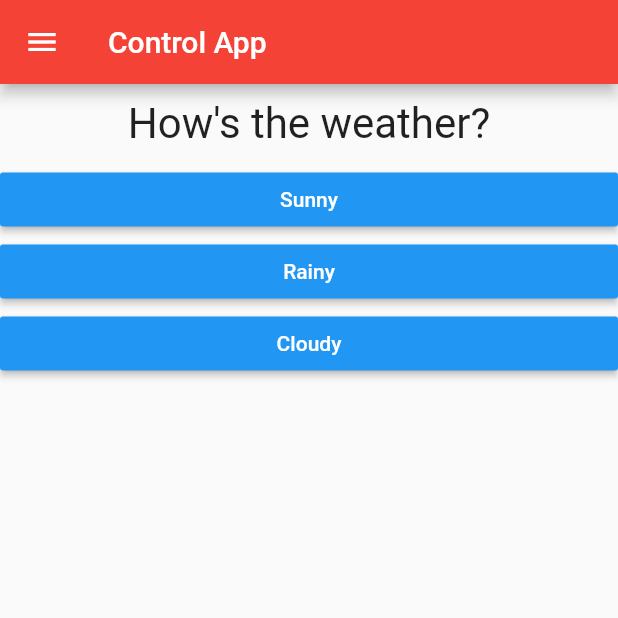
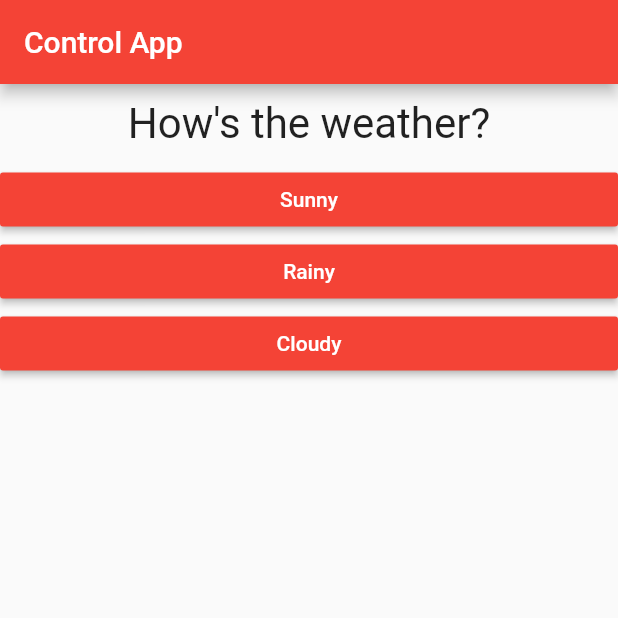
Before and after one commit to JMarinez/control_app, a Flutter app: the screen it shows after launch, on a phone screen of 412 x 824 dp, the top half of it. Run offline on Flutter 3.47's test engine with Material 2 defaults, Android fonts, the phone set to English and light mode, and no system bars.

Commit message:
[MOD & ADD] Refactored code to Quiz and Result widgets

```diff
--- a/lib/answer.dart
+++ b/lib/answer.dart
@@ -12,7 +12,7 @@ class Answer extends StatelessWidget {
     return Container(
       width: double.infinity,
       child: RaisedButton(
-        color: Colors.blue,
+        color: Colors.red,
         textColor: Colors.white,
         child: Text(answerText),
         onPressed: selectHandler,
--- a/lib/main.dart
+++ b/lib/main.dart
@@ -1,7 +1,7 @@
 import 'package:flutter/material.dart';
 
-import './question.dart';
-import './answer.dart';
+import './quiz.dart';
+import './result.dart';
 
 void main() {
   runApp(MyApp());
@@ -15,6 +15,21 @@ class MyApp extends StatefulWidget {
 }
 
 class _MyAppState extends State<MyApp> {
+  final _questions = [
+    {
+      "questionText": "How's the weather?",
+      "answers": ["Sunny", "Rainy", "Cloudy"]
+    },
+    {
+      "questionText": "How you doin?",
+      "answers": ["Good", "OK", "Sad", "Depressed"]
+    },
+    {
+      "questionText": "Is Flutter amazing?",
+      "answers": ["Totally", "It's alright", "Horrible"]
+    }
+  ];
+
   var _currentQuestion = 0;
 
   void _answerQuestion() {
@@ -25,55 +40,19 @@ class _MyAppState extends State<MyApp> {
 
   @override
   Widget build(BuildContext context) {
-    const questions = [
-      {
-        "questionText": "How's the weather?",
-        "answers": ["Sunny", "Rainy", "Cloudy"]
-      },
-      {
-        "questionText": "How you doin?",
-        "answers": ["Good", "OK", "Sad", "Depressed"]
-      },
-      {
-        "questionText": "Is Flutter amazing?",
-        "answers": ["Totally", "It's alright", "Horrible"]
-      }
-    ];
     return MaterialApp(
       home: Scaffold(
         appBar: AppBar(
           title: Text("Control App"),
           backgroundColor: Colors.red,
         ),
-        drawer: Drawer(
-          child: ListView(
-            padding: EdgeInsets.zero,
-            children: <Widget>[
-              DrawerHeader(
-                child: Text("Drawer Header"),
-                decoration: BoxDecoration(color: Colors.red),
-              ),
-              ListTile(
-                title: Text("Asistencia"),
-                onTap: null,
-              ),
-              ListTile(
-                title: Text("Recursos Humanos"),
-                onTap: null,
+        body: _currentQuestion < _questions.length
+            ? Quiz(
+                answerQuestion: _answerQuestion,
+                currentQuestion: _currentQuestion,
+                questions: _questions,
               )
-            ],
-          ),
-        ),
-        body: Column(
-          children: <Widget>[
-            Question(
-              questions[_currentQuestion]["questionText"],
-            ),
-            ...(questions[_currentQuestion]["answers"] as List<String>).map((answer) {
-              return Answer(_answerQuestion, answer);
-            }).toList()
-          ],
-        ),
+            : Result(),
       ),
     );
   }
--- /dev/null
+++ b/lib/quiz.dart
@@ -0,0 +1,31 @@
+import 'package:flutter/material.dart';
+
+import './question.dart';
+import './answer.dart';
+
+class Quiz extends StatelessWidget {
+  final Function answerQuestion;
+  final int currentQuestion;
+  final List<Map<String, Object>> questions;
+
+  Quiz({
+    @required this.answerQuestion,
+    @required this.questions,
+    @required this.currentQuestion,
+  });
+
+  @override
+  Widget build(BuildContext context) {
+    return Column(
+      children: <Widget>[
+        Question(
+          questions[currentQuestion]["questionText"],
+        ),
+        ...(questions[currentQuestion]["answers"] as List<String>)
+            .map((answer) {
+          return Answer(answerQuestion, answer);
+        }).toList()
+      ],
+    );
+  }
+}
--- /dev/null
+++ b/lib/result.dart
@@ -0,0 +1,15 @@
+import 'package:flutter/material.dart';
+
+class Result extends StatelessWidget {
+  @override
+  Widget build(BuildContext context) {
+    return Center(
+      child: Text(
+        "You did it!",
+        style: TextStyle(
+          fontSize: 28,
+        ),
+      ),
+    );
+  }
+}
```
